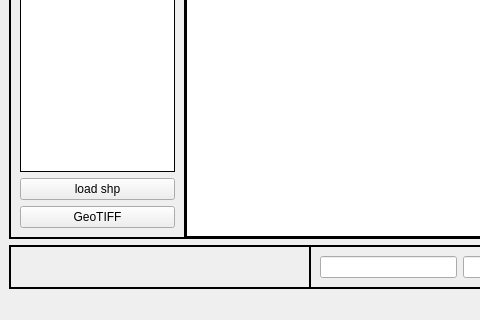
The window that mainwindow.ui (Doggerr111/GIS) describes before a commit, drawn with Qt 5; both pictures show x 0 to 480 and y 314 to 634 of the 920 by 634 pixel window.
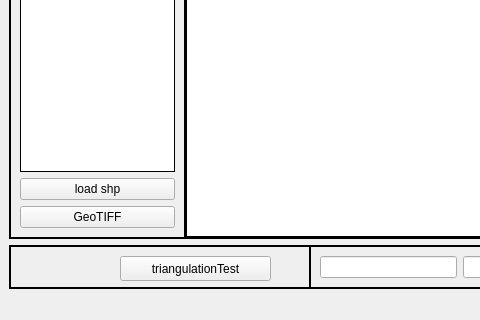
The same window after the commit. Icons and pictures are not drawn. Custom widgets are drawn as their Qt base class.

```diff
--- a/mainwindow.ui
+++ b/mainwindow.ui
@@ -484,6 +484,19 @@
          <property name="frameShadow">
           <enum>QFrame::Raised</enum>
          </property>
+         <widget class="QPushButton" name="pushButtonTriangulationTest">
+          <property name="geometry">
+           <rect>
+            <x>110</x>
+            <y>10</y>
+            <width>151</width>
+            <height>25</height>
+           </rect>
+          </property>
+          <property name="text">
+           <string>triangulationTest</string>
+          </property>
+         </widget>
         </widget>
        </item>
        <item>
```
